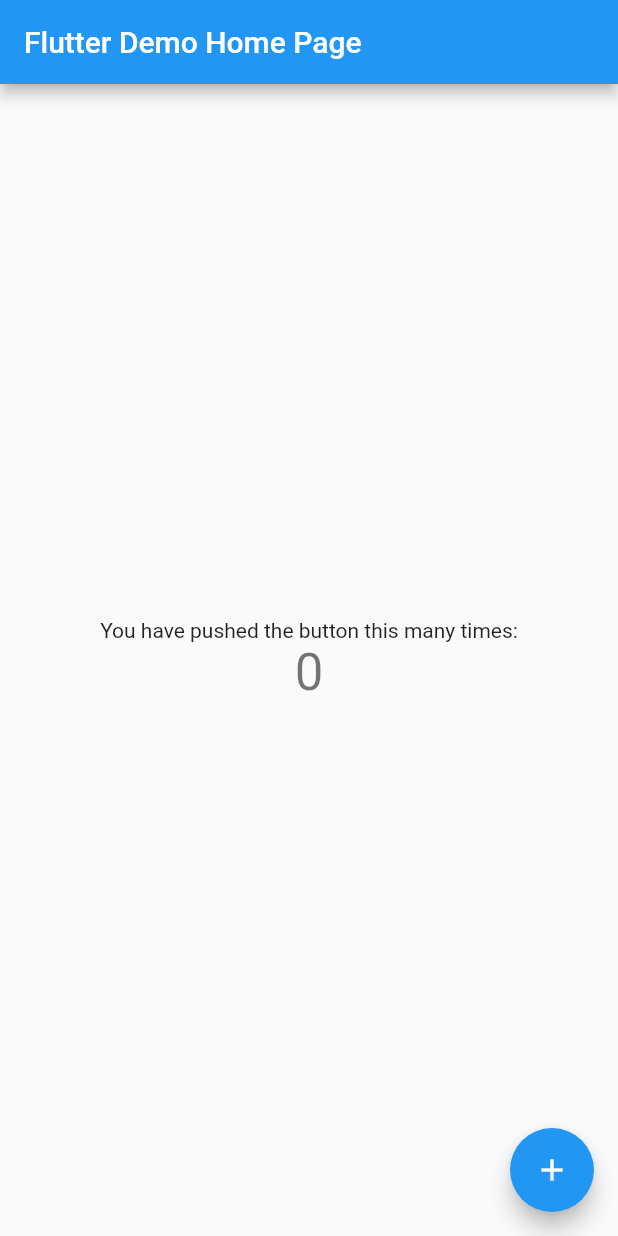
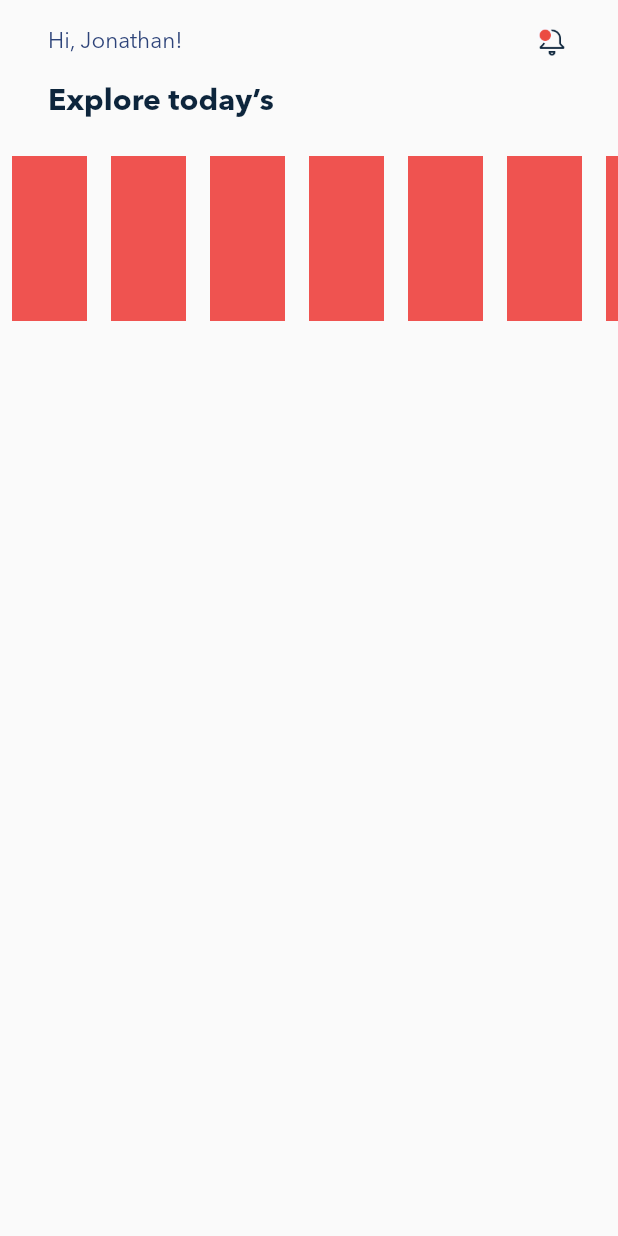
Before and after one commit to raziyehkargar/Flutter_Application_2_AdvanceUI, a Flutter app: the screen it shows after launch, on a phone screen of 412 x 824 dp. Run offline on Flutter 3.47's test engine with Material 2 defaults, Android fonts, the phone set to English and light mode, and no system bars.

Commit message:
add simple listView and data.dart

```diff
--- a/flutter_application_advance_ui/lib/main.dart
+++ b/flutter_application_advance_ui/lib/main.dart
@@ -1,3 +1,5 @@
+import 'dart:ui';
+
 import 'package:flutter/material.dart';
 
 void main() {
@@ -5,111 +7,95 @@
 }
 
 class MyApp extends StatelessWidget {
+  static const defaultFontFamilyEN = 'Avenir';
+
   const MyApp({Key? key}) : super(key: key);
 
   // This widget is the root of your application.
   @override
   Widget build(BuildContext context) {
+    final primaryColor = Color(0xff0D253C);
+    final secondryColor = Color(0xff2D4379);
     return MaterialApp(
       title: 'Flutter Demo',
       theme: ThemeData(
         // This is the theme of your application.
-        //
-        // Try running your application with "flutter run". You'll see the
-        // application has a blue toolbar. Then, without quitting the app, try
-        // changing the primarySwatch below to Colors.green and then invoke
-        // "hot reload" (press "r" in the console where you ran "flutter run",
-        // or simply save your changes to "hot reload" in a Flutter IDE).
-        // Notice that the counter didn't reset back to zero; the application
-        // is not restarted.
         primarySwatch: Colors.blue,
+        primaryColor: primaryColor,
+
+        textTheme: TextTheme(
+          subtitle1: TextStyle(
+              fontFamily: defaultFontFamilyEN,
+              fontSize: 15,
+              color: secondryColor),
+          headline6: TextStyle(
+            fontFamily: defaultFontFamilyEN,
+            fontWeight: FontWeight.w700,
+            color: primaryColor,
+          ),
+        ),
       ),
-      home: const MyHomePage(title: 'Flutter Demo Home Page'),
+      home: const HomeScreen(),
     );
   }
 }
 
-class MyHomePage extends StatefulWidget {
-  const MyHomePage({Key? key, required this.title}) : super(key: key);
-
-  // This widget is the home page of your application. It is stateful, meaning
-  // that it has a State object (defined below) that contains fields that affect
-  // how it looks.
-
-  // This class is the configuration for the state. It holds the values (in this
-  // case the title) provided by the parent (in this case the App widget) and
-  // used by the build method of the State. Fields in a Widget subclass are
-  // always marked "final".
-
-  final String title;
-
-  @override
-  State<MyHomePage> createState() => _MyHomePageState();
-}
-
-class _MyHomePageState extends State<MyHomePage> {
-  int _counter = 0;
-
-  void _incrementCounter() {
-    setState(() {
-      // This call to setState tells the Flutter framework that something has
-      // changed in this State, which causes it to rerun the build method below
-      // so that the display can reflect the updated values. If we changed
-      // _counter without calling setState(), then the build method would not be
-      // called again, and so nothing would appear to happen.
-      _counter++;
-    });
-  }
+class HomeScreen extends StatelessWidget {
+  const HomeScreen({Key? key}) : super(key: key);
 
   @override
   Widget build(BuildContext context) {
-    // This method is rerun every time setState is called, for instance as done
-    // by the _incrementCounter method above.
-    //
-    // The Flutter framework has been optimized to make rerunning build methods
-    // fast, so that you can just rebuild anything that needs updating rather
-    // than having to individually change instances of widgets.
+    final ThemeData themeData = Theme.of(context);
+    final textTheme = themeData.textTheme;
     return Scaffold(
-      appBar: AppBar(
-        // Here we take the value from the MyHomePage object that was created by
-        // the App.build method, and use it to set our appbar title.
-        title: Text(widget.title),
-      ),
-      body: Center(
-        // Center is a layout widget. It takes a single child and positions it
-        // in the middle of the parent.
-        child: Column(
-          // Column is also a layout widget. It takes a list of children and
-          // arranges them vertically. By default, it sizes itself to fit its
-          // children horizontally, and tries to be as tall as its parent.
-          //
-          // Invoke "debug painting" (press "p" in the console, choose the
-          // "Toggle Debug Paint" action from the Flutter Inspector in Android
-          // Studio, or the "Toggle Debug Paint" command in Visual Studio Code)
-          // to see the wireframe for each widget.
-          //
-          // Column has various properties to control how it sizes itself and
-          // how it positions its children. Here we use mainAxisAlignment to
-          // center the children vertically; the main axis here is the vertical
-          // axis because Columns are vertical (the cross axis would be
-          // horizontal).
-          mainAxisAlignment: MainAxisAlignment.center,
-          children: <Widget>[
-            const Text(
-              'You have pushed the button this many times:',
-            ),
-            Text(
-              '$_counter',
-              style: Theme.of(context).textTheme.headline4,
-            ),
-          ],
+      body: SafeArea(
+        child: SingleChildScrollView(
+          child: Column(
+            crossAxisAlignment: CrossAxisAlignment.start,
+            children: [
+              Padding(
+                padding: const EdgeInsets.fromLTRB(32, 16, 32, 16),
+                child: Row(
+                  mainAxisAlignment: MainAxisAlignment.spaceBetween,
+                  children: [
+                    Text(
+                      'Hi, Jonathan!',
+                      style: textTheme.subtitle1,
+                    ),
+                    Image.asset(
+                      'assets/img/icons/notification.png',
+                      width: 24,
+                      height: 24,
+                    ),
+                  ],
+                ),
+              ),
+              Padding(
+                padding: const EdgeInsets.fromLTRB(32, 0, 32, 24),
+                child: Text(
+                  'Explore today’s',
+                  style: textTheme.headline6,
+                ),
+              ),
+              SizedBox(
+                width: MediaQuery.of(context).size.width,
+                height: 110,
+                child: ListView.builder(
+                    itemCount: 10,
+                    scrollDirection: Axis.horizontal,
+                    itemBuilder: (context, index) {
+                      return Container(
+                        width: 50,
+                        height: 110,
+                        color: Colors.red.shade400,
+                        margin: EdgeInsets.fromLTRB(8, 0, 8, 0),
+                      );
+                    }),
+              )
+            ],
+          ),
         ),
       ),
-      floatingActionButton: FloatingActionButton(
-        onPressed: _incrementCounter,
-        tooltip: 'Increment',
-        child: const Icon(Icons.add),
-      ), // This trailing comma makes auto-formatting nicer for build methods.
     );
   }
 }
```
Also changed, not shown: flutter_application_advance_ui/lib/data.dart (added, +145 -0 lines), flutter_application_advance_ui/pubspec.yaml (+11 -9 lines).
